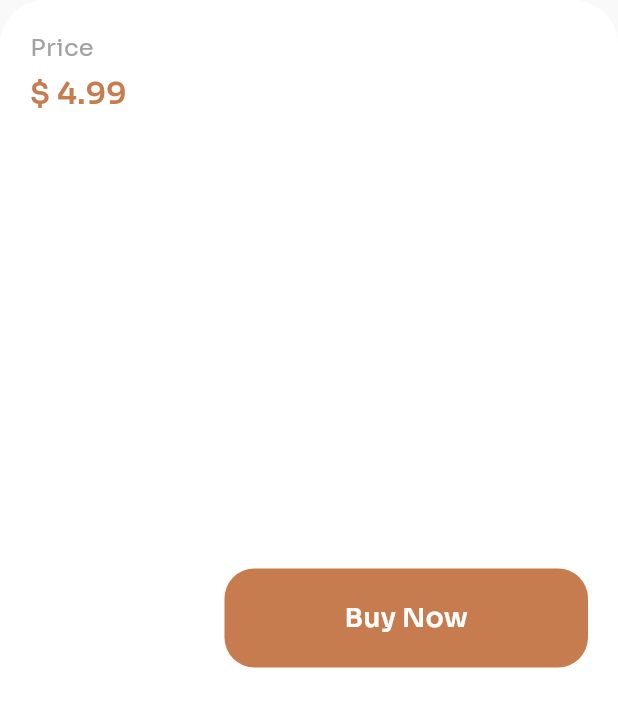
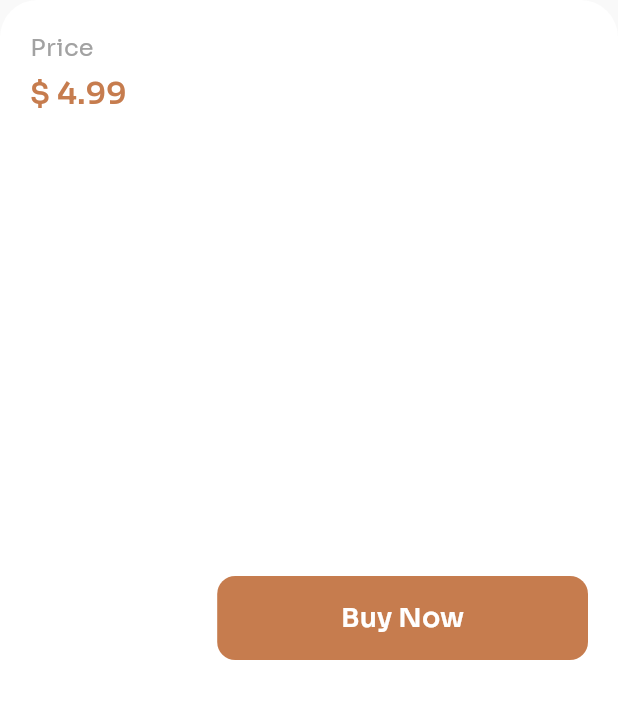
Before and after one commit to Reh4m/flutter-coffee-shop-app, a Flutter app: the BottomBarWidget widget shown alone on an empty page, opened directly, on a phone screen of 412 x 824 dp. Shown: the top 707 px of the screen. Run offline on Flutter 3.47's test engine with Material 3 defaults, Android fonts, the phone set to English and light mode, and no system bars; our stand-ins replace animated_toggle_switch, google_fonts, readmore; missing offline and left inert: expandable_bottom_sheet; statements that could not run were skipped.

Commit message:
Refactor (Product): Enhance widgets layout

```diff
--- a/lib/src/screens/product/widgets/bottom_bar_widget.dart
+++ b/lib/src/screens/product/widgets/bottom_bar_widget.dart
@@ -1,37 +1,28 @@
 import 'package:coffe_shop_app/src/themes/light_theme.dart';
+import 'package:coffe_shop_app/src/widgets/primary_button_widget.dart';
 import 'package:flutter/material.dart';
 
-class BottomBarWidget extends StatefulWidget {
+class BottomBarWidget extends StatelessWidget {
   const BottomBarWidget({super.key});
 
   @override
-  State<BottomBarWidget> createState() => BottomBarWidgetState();
-}
+  Widget build(BuildContext context) {
+    final Size size = MediaQuery.of(context).size;
 
-class BottomBarWidgetState extends State<BottomBarWidget> {
-  double _beginAmount = 4.99;
-  double _targetAmount = 4.99;
-
-  @override
-  Widget build(BuildContext context) {
     return Container(
       padding: const EdgeInsets.all(20),
-      decoration: BoxDecoration(
+      decoration: const BoxDecoration(
         color: Colors.white,
         borderRadius: BorderRadius.only(
-          topLeft: Radius.circular(30),
-          topRight: Radius.circular(30),
+          topLeft: Radius.circular(25),
+          topRight: Radius.circular(25),
         ),
       ),
       child: Row(
         mainAxisAlignment: MainAxisAlignment.spaceBetween,
         crossAxisAlignment: CrossAxisAlignment.center,
         children: [
-          Card(
-            color: Colors.transparent,
-            margin: EdgeInsets.zero,
-            elevation: 0,
-            child: Column(
+          const Column(
             crossAxisAlignment: CrossAxisAlignment.start,
             children: [
               Text(
@@ -39,54 +30,26 @@ class BottomBarWidgetState extends State<BottomBarWidget> {
                 style: const TextStyle(
                   color: LightTheme.textLightColor,
                   fontSize: 16,
-                    fontWeight: FontWeight.w400,
                 ),
               ),
               const SizedBox(height: 5),
-                TweenAnimationBuilder(
-                  tween: Tween<double>(begin: _beginAmount, end: _targetAmount),
-                  duration: const Duration(milliseconds: 500),
-                  curve: Curves.easeOut,
-                  builder:
-                      (context, value, child) => Text(
-                        '\$ ${value.toStringAsFixed(2)}',
+              Text(
+                '\$ 4.99',
                 style: const TextStyle(
                   color: LightTheme.primaryColor,
                   fontSize: 20,
                   fontWeight: FontWeight.w600,
                 ),
               ),
-                ),
             ],
           ),
-          ),
-          MaterialButton(
-            onPressed: () => Navigator.pushNamed(context, '/order-details'),
-            minWidth: 0,
-            padding: const EdgeInsets.symmetric(horizontal: 80, vertical: 20),
-            elevation: 0,
-            shape: RoundedRectangleBorder(
-              borderRadius: BorderRadius.circular(20),
-            ),
-            color: LightTheme.primaryColor,
-            child: Text(
-              'Buy Now',
-              style: const TextStyle(
-                color: Colors.white,
-                fontSize: 18,
-                fontWeight: FontWeight.w600,
-              ),
-            ),
+          PrimaryButtonWidget(
+            onPressed: () => Navigator.pushNamed(context, '/order'),
+            text: 'Buy Now',
+            width: size.width * 0.6,
           ),
         ],
       ),
     );
   }
-
-  void updatePrice(double newPrice) {
-    setState(() {
-      _beginAmount = _targetAmount;
-      _targetAmount = newPrice;
-    });
 }
-}
```
Also changed, not shown: lib/src/screens/product/index.dart (added, +57 -0 lines), lib/src/screens/product/product_detail_screen.dart (deleted, +0 -124 lines), lib/src/screens/product/widgets/product_description_widget.dart (+8 -17 lines), lib/src/screens/product/widgets/product_image_widget.dart (added, +20 -0 lines), lib/src/screens/product/widgets/product_overview_widget.dart (added, +56 -0 lines), lib/src/screens/product/widgets/product_rating_widget.dart (+2 -8 lines), lib/src/screens/product/widgets/product_size_options_widget.dart (+19 -47 lines), lib/src/screens/product/widgets/product_title_widget.dart (deleted, +0 -72 lines). Lines whose indentation alone changed are shown as unchanged.
